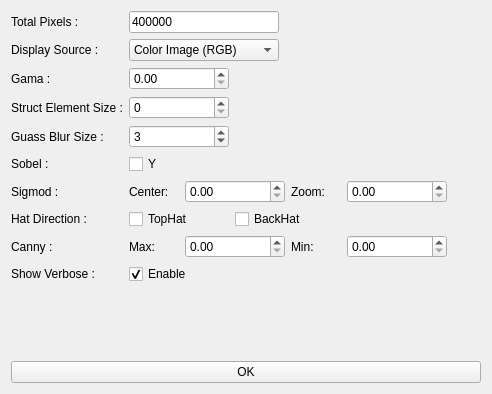
The window that gui/ui/preprocess_control.ui (panderan/text-detection) describes before a commit, drawn with Qt 5.
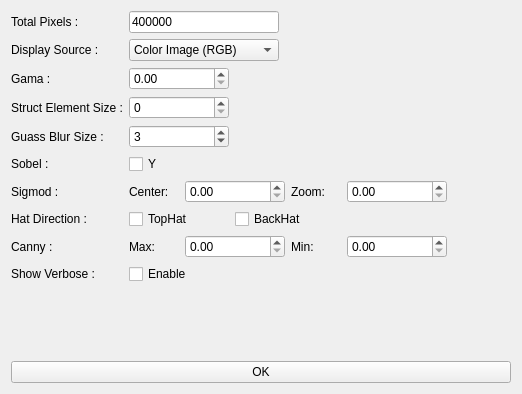
The same window after the commit.

```diff
--- a/gui/ui/preprocess_control.ui
+++ b/gui/ui/preprocess_control.ui
@@ -9,7 +9,7 @@
    <rect>
     <x>0</x>
     <y>0</y>
-    <width>492</width>
+    <width>522</width>
     <height>394</height>
    </rect>
   </property>
@@ -307,7 +307,7 @@
         <string>Enable</string>
        </property>
        <property name="checked">
-        <bool>true</bool>
+        <bool>false</bool>
        </property>
       </widget>
      </item>
```
